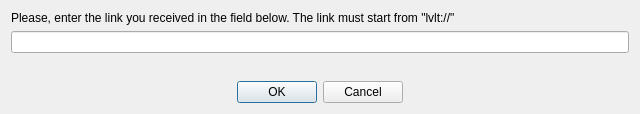
Before: the Qt Designer form gui/gui/OpenLink.ui in librevault/librevault, drawn with Qt 5.
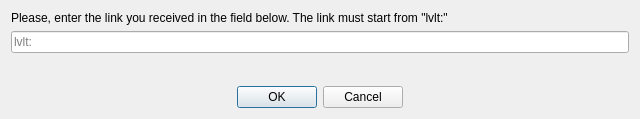
After: the same form once the commit is applied. Icons and pictures are not drawn.

Commit message: Added translations for new texts.

The edit to the form file:
```diff
--- a/gui/gui/OpenLink.ui
+++ b/gui/gui/OpenLink.ui
@@ -10,7 +10,7 @@
     <x>0</x>
     <y>0</y>
     <width>640</width>
-    <height>114</height>
+    <height>119</height>
    </rect>
   </property>
   <property name="sizePolicy">
@@ -39,12 +39,16 @@
    <item>
     <widget class="QLabel" name="label">
      <property name="text">
-      <string>Please, enter the link you received in the field below. The link must start from &quot;lvlt://&quot;</string>
+      <string>Please, enter the link you received in the field below. The link must start from &quot;lvlt:&quot;</string>
      </property>
     </widget>
    </item>
    <item>
-    <widget class="QLineEdit" name="line_url"/>
+    <widget class="QLineEdit" name="line_url">
+     <property name="placeholderText">
+      <string notr="true">lvlt:</string>
+     </property>
+    </widget>
    </item>
    <item>
     <spacer name="verticalSpacer">
```
The commit also changes 2 other files.
